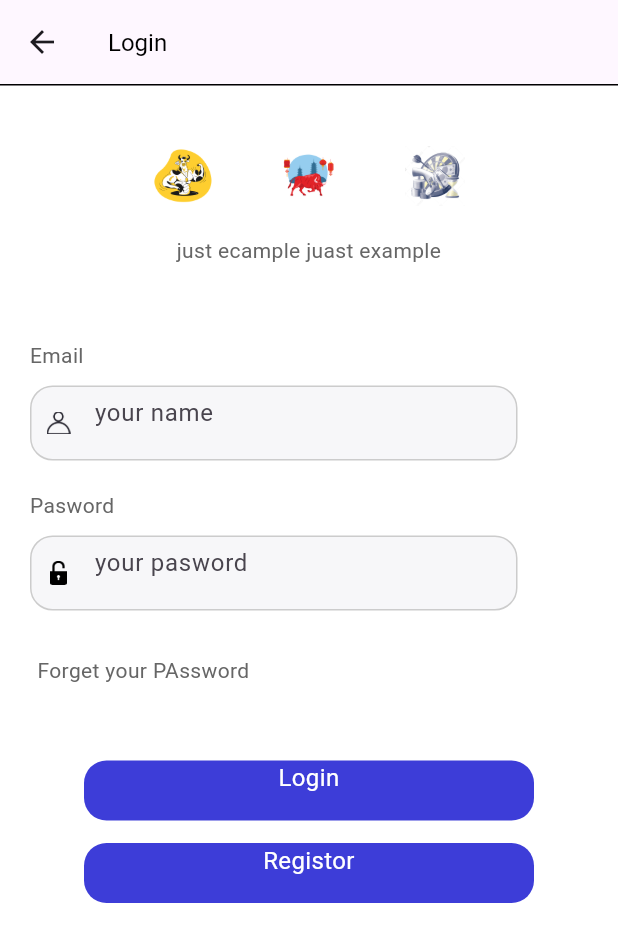
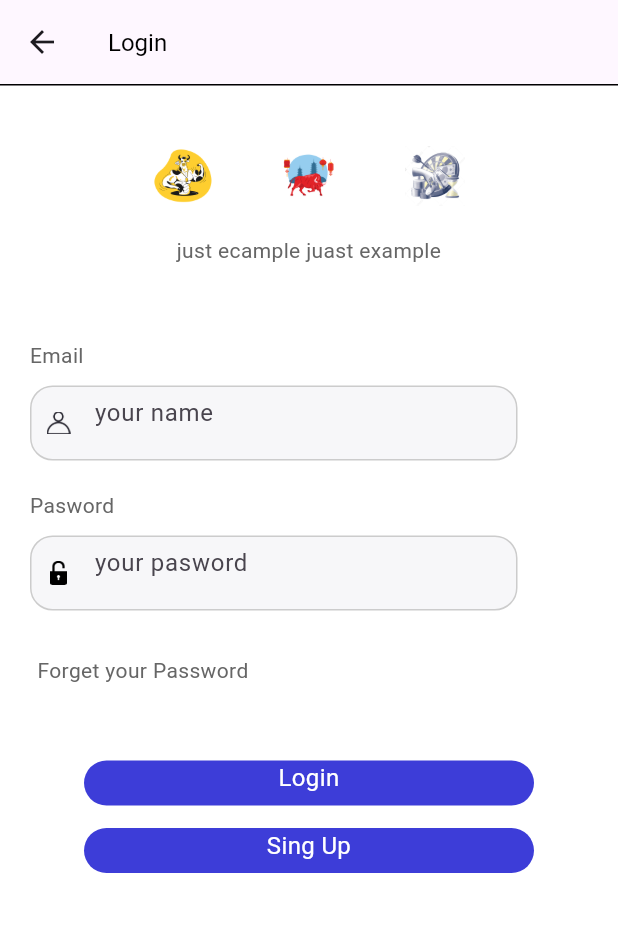
Before and after one commit to Berlinkg/app-one, a Flutter app: the SingIn screen opened by its route, on a phone screen of 412 x 824 dp. Shown: the top 942 px of the screen. Run offline on Flutter 3.47's test engine with Material 2 defaults, Android fonts, the phone set to English and light mode, and no system bars; our stand-ins replace dots_indicator, flutter_riverpod.

Commit message:
login/true,false

```diff
--- a/lib/common/widgets/app_shadou.dart
+++ b/lib/common/widgets/app_shadou.dart
@@ -1,7 +1,9 @@
 import 'package:flutter/material.dart';
 import 'package:shop_app_2/common/utils/colors.dart';
 
-BoxDecoration appBoxShadou() {
+BoxDecoration appBoxShadou({
+  Color color = AppColors.primaryElement,
+}) {
   return BoxDecoration(
     color: AppColors.primaryElement,
     borderRadius: BorderRadius.circular(15),
--- a/lib/common/widgets/button_widgets.dart
+++ b/lib/common/widgets/button_widgets.dart
@@ -3,14 +3,24 @@ import 'package:shop_app_2/common/utils/colors.dart';
 import 'package:shop_app_2/common/widgets/app_shadou.dart';
 import 'package:shop_app_2/common/widgets/text_widgets.dart';
 
-Widget appButton({String buttonName = ""}) {
+Widget appButton({
+  String buttonName = "",
+  double hight = 30,
+  double widht = 300,
+  bool isLogin = true,
+}) {
   return GestureDetector(
     onTap: () {},
     child: Container(
-      height: 40,
-      width: 300,
-      decoration: appBoxShadou(),
-      child: text16Normal(text: buttonName, color: AppColors.primaryBackground),
+      //islogin true sen a primari element is not true send color white
+      height: hight,
+      width: widht,
+      decoration: appBoxShadou(
+          color: isLogin ? AppColors.primaryElement : Colors.white),
+      child: text16Normal(
+        text: buttonName,
+        color: isLogin ? AppColors.primaryBackground : AppColors.primaryText,
+      ),
     ),
   );
 }
--- a/lib/pages/sing/sinng_in.dart
+++ b/lib/pages/sing/sinng_in.dart
@@ -14,12 +14,14 @@ class SingIn extends StatelessWidget {
         child: Scaffold(
           appBar: buildAppBar(),
           backgroundColor: Colors.white,
-              body: Column(
+          body: SingleChildScrollView(
+            child: Column(
               crossAxisAlignment: CrossAxisAlignment.start,
               children: [
                 thirdPartyLogin(),
                 Center(
-                      child: text14Normal(text: 'just ecample juast example')),
+                  child: text14Normal(text: 'just ecample juast example'),
+                ),
                 const SizedBox(
                   height: 50,
                 ),
@@ -39,9 +41,8 @@ class SingIn extends StatelessWidget {
                   height: 20,
                 ),
                 Container(
-                      margin:
-                          const EdgeInsets.only(left: 25, right: 20, top: 10),
-                      child: text14Normal(text: 'Forget your PAssword')),
+                    margin: const EdgeInsets.only(left: 25, right: 20, top: 10),
+                    child: text14Normal(text: 'Forget your Password')),
                 const SizedBox(
                   height: 50,
                 ),
@@ -49,9 +50,16 @@ class SingIn extends StatelessWidget {
                 const SizedBox(
                   height: 15,
                 ),
-                  Center(child: appButton(buttonName: "Registor")),
+                Center(
+                    child: appButton(
+                  buttonName: "Sing Up",
+                  isLogin: true,
+                )),
               ],
-              )),
-        ));
+            ),
+          ),
+        ),
+      ),
+    );
   }
 }
--- a/lib/pages/welcom/welcom.dart
+++ b/lib/pages/welcom/welcom.dart
@@ -14,7 +14,8 @@ class Welcom extends ConsumerWidget {
 
   @override
   Widget build(BuildContext context, WidgetRef ref) {
-    print('my dots index $dotsIndex');
+    //print
+    ('my dots index $dotsIndex');
     final index = ref.watch(indexProvider);
     return Container(
       color: Colors.white,
@@ -28,7 +29,8 @@ class Welcom extends ConsumerWidget {
               //our three pages
               PageView(
                 onPageChanged: (value) {
-                  print('your index is index $dotsIndex');
+                  // print
+                  ('your index is index $dotsIndex');
                   dotsIndex = value;
                   ref.read(indexProvider.notifier).state = value;
                   // setState(() {
--- a/lib/pages/welcom/widgets.dart
+++ b/lib/pages/welcom/widgets.dart
@@ -1,8 +1,6 @@
 import 'package:flutter/material.dart';
 import 'package:shop_app_2/common/widgets/app_shadou.dart';
 import 'package:shop_app_2/common/widgets/text_widgets.dart';
-// import 'package:shop_app_2/pages/sing/sinng_in.dart';
-// import 'package:shop_app_2/pages/sing/sinng_in.dart';
 
 Widget appOnboardingPage(
   PageController controller, {
@@ -57,6 +55,7 @@ Widget nextButton(int index, PageController _controller, BuildContext context) {
       decoration: appBoxShadou(),
       child: Center(
         child: text16Normal(text: 'next', color: Colors.white),
-        )),
+      ),
+    ),
   );
 }
```
Lines whose indentation alone changed are shown as unchanged.
